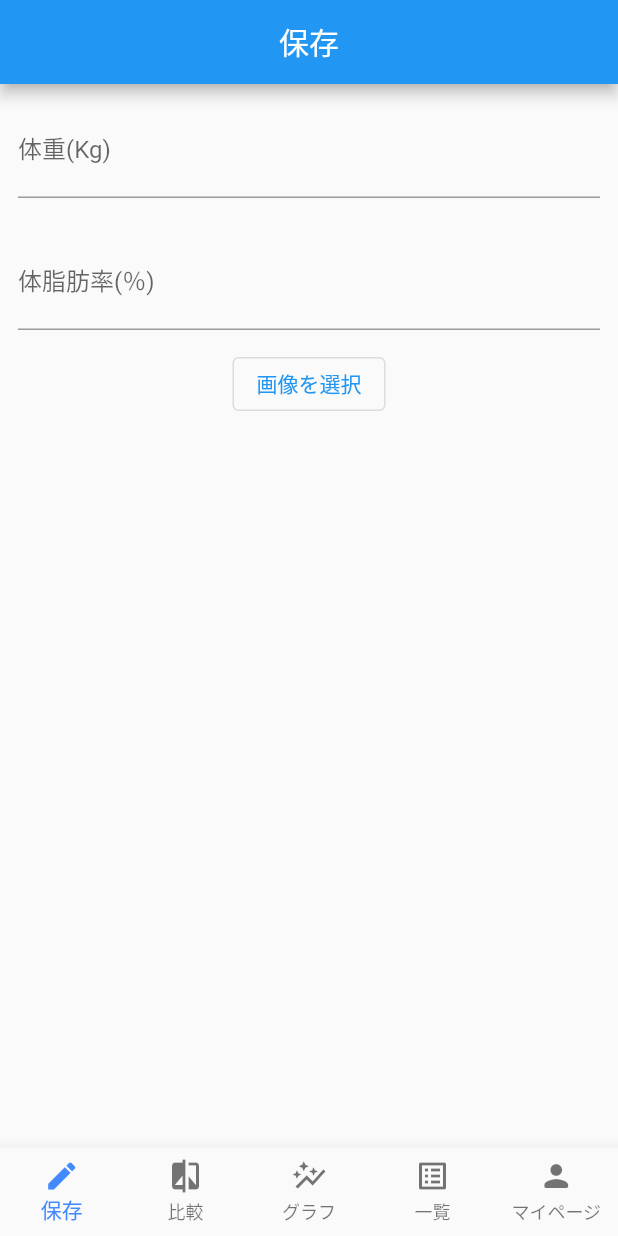
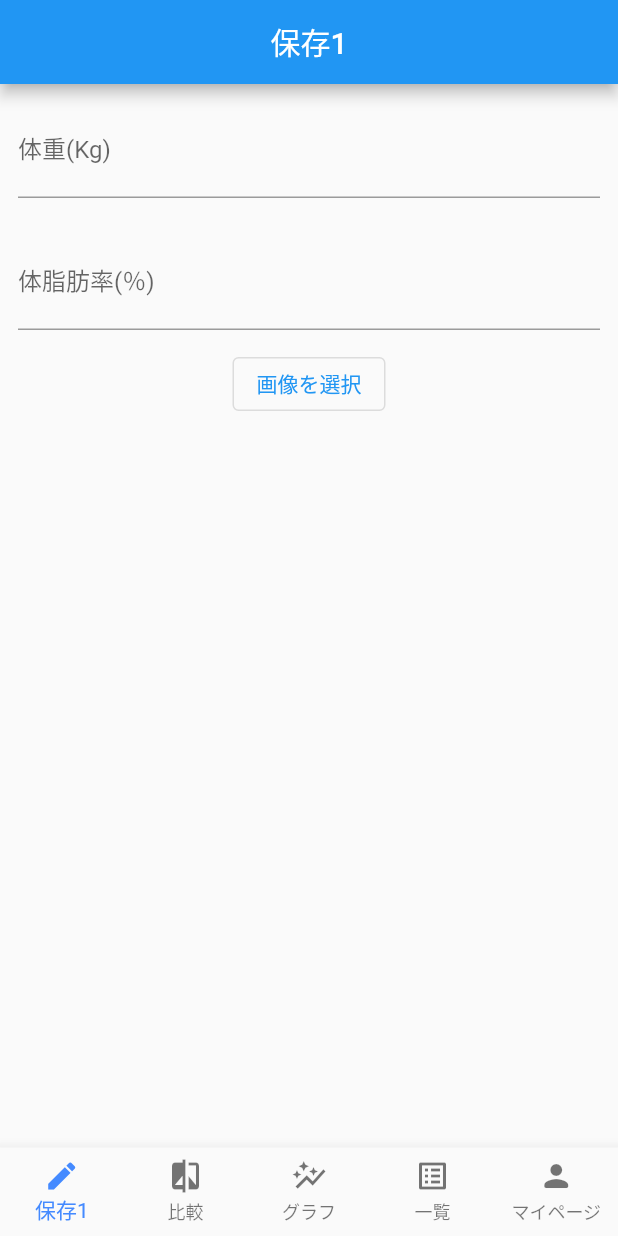
Before and after one commit to samuraituru/kinniku_test1, a Flutter app: the screen it shows after launch, on a phone screen of 412 x 824 dp. Run offline on Flutter 3.47's test engine with Material 2 defaults, Android fonts, the phone set to English and light mode, and no system bars; our stand-ins replace image_picker.

Commit message:
BottomNavigationBarItemの実装2

```diff
--- a/lib/pages/BottomTabPage.dart
+++ b/lib/pages/BottomTabPage.dart
@@ -12,7 +12,7 @@ class BottomTabPage extends StatefulWidget {
   }
 }
 
-  var bartitle = <String>['保存','比較','グラフ','一覧','マイページ'];
+  var bartitle = <String>['保存1','比較','グラフ','一覧','マイページ'];
 
 
 class _BottomTabPageState extends State<BottomTabPage> {
```
